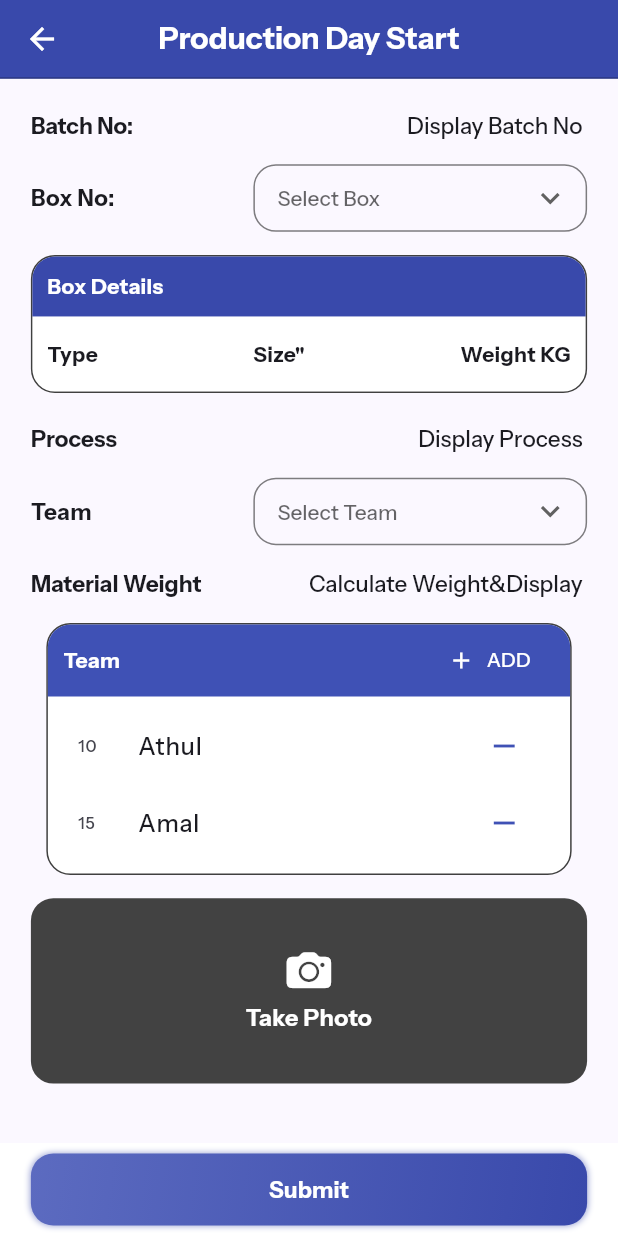
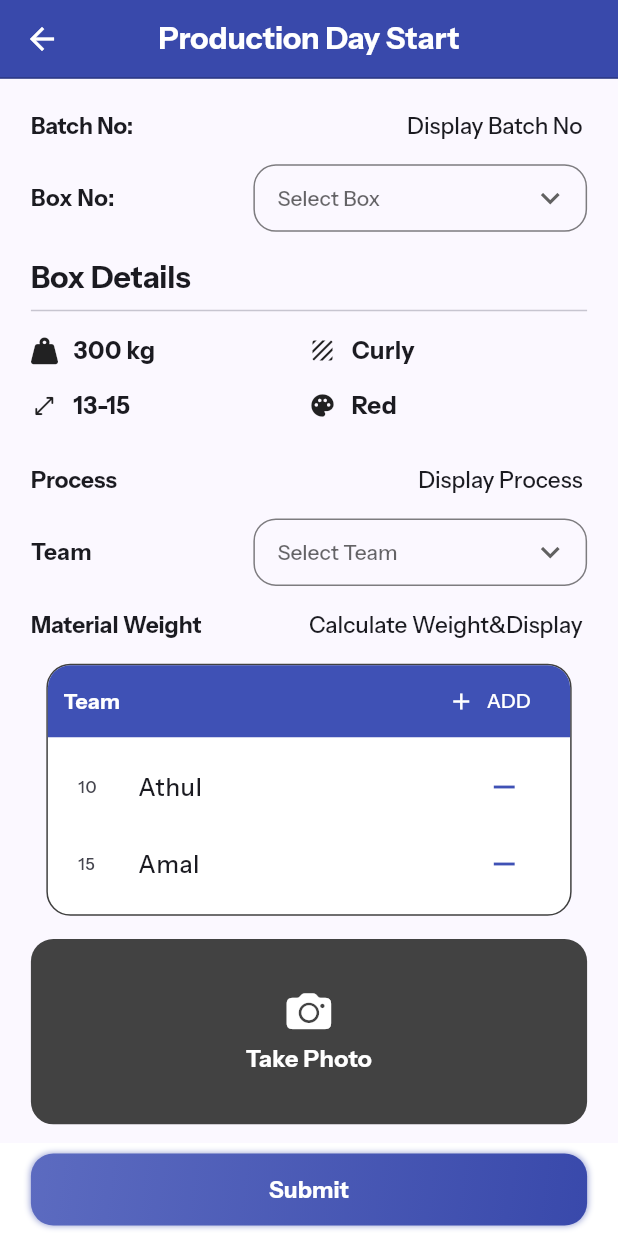
Before and after one commit to ananthuvs2000/dthexports, a Flutter app: the DayStart screen opened directly, on a phone screen of 412 x 824 dp. Run offline on Flutter 3.47's test engine with Material 2 defaults, Android fonts, the phone set to English and light mode, and no system bars; our stand-ins replace flutter_screenutil, font_awesome_flutter, get, image_picker; project files that could hold a hidden picture were left out.

Commit message:
Box info

```diff
--- a/lib/_common_widgets/box_info_display.dart
+++ b/lib/_common_widgets/box_info_display.dart
@@ -1,87 +1,107 @@
-import 'package:dth/theme/colors.dart';
-import 'package:dth/theme/layout.dart';
+import 'package:dth/_common_widgets/spacer.dart';
+import 'package:dth/theme/text_sizing.dart';
+import 'package:flutter/cupertino.dart';
 import 'package:flutter/material.dart';
+import 'package:font_awesome_flutter/font_awesome_flutter.dart';
 
 class BoxInfoDisplay extends StatelessWidget {
   const BoxInfoDisplay({
-    required this.boxNumber,
-    required this.boxType,
+    required this.title,
+    required this.boxColor,
+    required this.boxTexture,
     required this.boxSize,
     required this.boxWeight,
     super.key,
   });
-  final String boxNumber;
+  final String title;
+  final String boxColor;
   final String boxSize;
-  final String boxType;
+  final String boxTexture;
   final String boxWeight;
 
   @override
   Widget build(BuildContext context) {
-    return Container(
-      decoration: BoxDecoration(
-        border: Border.all(color: Colors.black.withOpacity(0.75)),
-        color: Colors.white.withOpacity(1),
-        borderRadius: BorderRadius.circular(globalBorderRadius + 1),
+    return Column(
+      crossAxisAlignment: CrossAxisAlignment.start,
+      children: [
+        Text(
+          title,
+          style: TextStyles.mainHeadingStyle,
         ),
-      child: Column(
+        const Divider(),
+        GridView.count(
+          padding: EdgeInsets.zero,
+          shrinkWrap: true,
+          childAspectRatio: 5,
+          crossAxisCount: 2,
           children: [
-          Container(
-            padding: const EdgeInsets.symmetric(horizontal: 10, vertical: 10),
-            decoration: BoxDecoration(
-              color: primaryColor,
-              borderRadius: const BorderRadius.only(
-                topLeft: Radius.circular(globalBorderRadius),
-                topRight: Radius.circular(globalBorderRadius),
+            Center(
+              child: InfoItem(
+                icon: FontAwesomeIcons.weightHanging,
+                label: boxWeight,
               ),
             ),
-            child: const Row(
-              children: [
-                Text(
-                  'Box Details',
-                  style: TextStyle(
-                    color: Colors.white,
-                    fontSize: 14,
-                    fontWeight: FontWeight.bold,
+            Center(
+              child: InfoItem(
+                icon: Icons.texture,
+                label: boxTexture,
+              ),
+            ),
+            Center(
+              child: InfoItem(
+                icon: CupertinoIcons.resize,
+                label: boxSize,
+              ),
+            ),
+            Center(
+              child: InfoItem(
+                icon: Icons.palette,
+                label: boxColor,
               ),
             ),
           ],
         ),
+      ],
+    );
+  }
+  // texture, weight, size, color
+}
+
+const infoTextSize = TextStyle(
+  fontSize: 16,
+  fontWeight: FontWeight.bold,
+);
+
+class InfoItem extends StatelessWidget {
+  InfoItem({
+    super.key,
+    required this.icon,
+    required this.label,
+  });
+
+  final IconData icon;
+  final String label;
+
+  @override
+  Widget build(BuildContext context) {
+    return SizedBox(
+      width: 200,
+      child: Row(
+        mainAxisSize: MainAxisSize.min,
+        crossAxisAlignment: CrossAxisAlignment.center,
+        mainAxisAlignment: MainAxisAlignment.start,
+        children: [
+          Icon(
+            icon,
+            size: 18,
           ),
-          Container(
-            padding: const EdgeInsets.symmetric(horizontal: 10),
-            decoration: BoxDecoration(
-              color: Colors.white.withOpacity(0.25),
-              borderRadius: const BorderRadius.only(
-                bottomLeft: Radius.circular(formFieldBorderRadius),
-                bottomRight: Radius.circular(formFieldBorderRadius),
-              ),
-            ),
-            height: 50,
-            child: Row(
-              mainAxisAlignment: MainAxisAlignment.spaceBetween,
-              children: [
+          wSpace(10),
           Text(
-                  boxType,
+            label,
             style: infoTextSize,
-                ),
-                Text(
-                  '$boxSize"',
-                  style: infoTextSize,
-                ),
-                Text(
-                  '$boxWeight KG',
-                  style: infoTextSize,
-                ),
-              ],
-            ),
           ),
         ],
       ),
     );
   }
 }
-
-const infoTextSize = TextStyle(
-  fontSize: 14,
-  fontWeight: FontWeight.bold,
-);
--- a/lib/screens/recycle/rcl_day_end_page.dart
+++ b/lib/screens/recycle/rcl_day_end_page.dart
@@ -38,13 +38,13 @@ class _RecycleDayEndPageState extends State<RecycleDayEndScreen> {
       _image = image;
     });
   }
+
   late CameraProvider _imageProvider;
   @override
   void initState() {
     // TODO: implement initState
     super.initState();
     _imageProvider = Provider.of<CameraProvider>(context, listen: false);
-
   }
 
   @override
@@ -53,7 +53,6 @@ class _RecycleDayEndPageState extends State<RecycleDayEndScreen> {
     super.dispose();
     Future.delayed(Duration.zero, () {
       _imageProvider.clearImage();
-
     });
   }
 
@@ -133,8 +132,9 @@ class _RecycleDayEndPageState extends State<RecycleDayEndScreen> {
                 /// Details of Stored Info Of Selected Box
                 hSpace(15),
                 const BoxInfoDisplay(
-                  boxNumber: '12134',
-                  boxType: '25425',
+                  title: 'Box Details',
+                  boxColor: '12134',
+                  boxTexture: '25425',
                   boxSize: '235245',
                   boxWeight: '355',
                 ),
@@ -178,7 +178,7 @@ class _RecycleDayEndPageState extends State<RecycleDayEndScreen> {
           ),
         ),
       ),
-      bottomNavigationBar:  BottomActionsArea(children: [
+      bottomNavigationBar: BottomActionsArea(children: [
         Expanded(
           child: PrimaryElevatedButton(
             label: 'Post',
--- a/lib/screens/recycle/rcl_day_start_page.dart
+++ b/lib/screens/recycle/rcl_day_start_page.dart
@@ -38,13 +38,13 @@ class _RecycleDayStartPageState extends State<RecycleDayStartScreen> {
       _image = image;
     });
   }
+
   late CameraProvider _imageProvider;
   @override
   void initState() {
     // TODO: implement initState
     super.initState();
     _imageProvider = Provider.of<CameraProvider>(context, listen: false);
-
   }
 
   @override
@@ -53,7 +53,6 @@ class _RecycleDayStartPageState extends State<RecycleDayStartScreen> {
     super.dispose();
     Future.delayed(Duration.zero, () {
       _imageProvider.clearImage();
-
     });
   }
 
@@ -69,9 +68,7 @@ class _RecycleDayStartPageState extends State<RecycleDayStartScreen> {
       ),
       body: SafeArea(
         child: SingleChildScrollView(
-          physics: BouncingScrollPhysics(
-
-          ),
+          physics: BouncingScrollPhysics(),
           padding: EdgeInsets.symmetric(horizontal: PageLayout.pagePaddingX),
           child: Column(
             children: [
@@ -134,8 +131,9 @@ class _RecycleDayStartPageState extends State<RecycleDayStartScreen> {
               /// Details of Stored Info Of Selected Box
               hSpace(15),
               const BoxInfoDisplay(
-                boxNumber: '111',
-                boxType: '111',
+                title: 'Box Details',
+                boxColor: '111',
+                boxTexture: '111',
                 boxSize: '111',
                 boxWeight: '111',
               ),
@@ -164,12 +162,11 @@ class _RecycleDayStartPageState extends State<RecycleDayStartScreen> {
               // End of listview
               hSpace(15),
               // Main submit button goes here
-
             ],
           ),
         ),
       ),
-      bottomNavigationBar:  BottomActionsArea(children: [
+      bottomNavigationBar: BottomActionsArea(children: [
         Expanded(
           child: PrimaryElevatedButton(
             label: 'Post',
--- a/lib/screens/standard/production/production_day_end.dart
+++ b/lib/screens/standard/production/production_day_end.dart
@@ -42,6 +42,7 @@ class _DayEndScreenState extends State<DayEndScreen> {
       _image = image;
     });
   }
+
   late CameraProvider _imageProvider;
   late AcceptPageDropDownProvider _dropDownProvider;
 
@@ -50,7 +51,6 @@ class _DayEndScreenState extends State<DayEndScreen> {
     // TODO: implement initState
     super.initState();
     _imageProvider = Provider.of<CameraProvider>(context, listen: false);
-
   }
 
   @override
@@ -59,7 +59,6 @@ class _DayEndScreenState extends State<DayEndScreen> {
     super.dispose();
     Future.delayed(Duration.zero, () {
       _imageProvider.clearImage();
-
     });
   }
 
@@ -140,7 +139,12 @@ class _DayEndScreenState extends State<DayEndScreen> {
                 hSpace(15),
 
                 const BoxInfoDisplay(
-                    boxNumber: 'No.', boxType: 'Type', boxSize: 'Size', boxWeight: 'Weight'),
+                  title: 'Box Details',
+                  boxColor: 'No.',
+                  boxTexture: 'Type',
+                  boxSize: 'Size',
+                  boxWeight: 'Weight',
+                ),
                 hSpace(15),
                 const DynamicFieldRow(label: 'Material Weight', value: 'CALCULATED'),
                 hSpace(15),
@@ -150,14 +154,12 @@ class _DayEndScreenState extends State<DayEndScreen> {
                 hSpace(15),
                 const TableWidget(),
                 hSpace(15), // end of listview
-
               ],
             ),
           ),
         ),
-
       ),
-      bottomNavigationBar:  BottomActionsArea(
+      bottomNavigationBar: BottomActionsArea(
         children: [
           SecondaryElevatedButton(
             onPressed: () {},
--- a/lib/screens/standard/production/production_day_start.dart
+++ b/lib/screens/standard/production/production_day_start.dart
@@ -33,7 +33,6 @@ class _DayStartState extends State<DayStart> {
     // TODO: implement initState
     super.initState();
     _imageProvider = Provider.of<CameraProvider>(context, listen: false);
-
   }
 
   @override
@@ -42,7 +41,6 @@ class _DayStartState extends State<DayStart> {
     super.dispose();
     Future.delayed(Duration.zero, () {
       _imageProvider.clearImage();
-
     });
   }
 
@@ -59,9 +57,10 @@ class _DayStartState extends State<DayStart> {
       ),
       body: SafeArea(
         child: SingleChildScrollView(
-          physics: BouncingScrollPhysics(),
+          physics: const BouncingScrollPhysics(),
           padding: EdgeInsets.symmetric(horizontal: PageLayout.pagePaddingX),
           child: Column(
+            crossAxisAlignment: CrossAxisAlignment.center,
             children: [
               hSpace(20),
               const DynamicFieldRow(label: 'Batch No:', value: 'Display Batch No'),
@@ -85,8 +84,14 @@ class _DayStartState extends State<DayStart> {
                 },
               ),
               hSpace(15),
+
               const BoxInfoDisplay(
-                  boxNumber: 'No.', boxType: 'Type', boxSize: 'Size', boxWeight: 'Weight'),
+                title: 'Box Details',
+                boxColor: 'Red',
+                boxTexture: 'Curly',
+                boxSize: '13-15',
+                boxWeight: '300 kg',
+              ),
               const SizedBox(height: 20),
               const DynamicFieldRow(label: 'Process', value: 'Display Process'),
               hSpace(15),
@@ -107,8 +112,7 @@ class _DayStartState extends State<DayStart> {
               ),
 
               hSpace(15),
-              const DynamicFieldRow(
-                  label: 'Material Weight', value: 'Calculate Weight&Display'),
+              const DynamicFieldRow(label: 'Material Weight', value: 'Calculate Weight&Display'),
               hSpace(15),
               TeamManagerWidget(
                 editable: true,
@@ -167,12 +171,11 @@ class _DayStartState extends State<DayStart> {
               hSpace(10),
 
               // End of listview
-
             ],
           ),
         ),
       ),
-      bottomNavigationBar:     BottomActionsArea(
+      bottomNavigationBar: BottomActionsArea(
         children: [
           Expanded(
             child: PrimaryElevatedButton(
--- a/pubspec.yaml
+++ b/pubspec.yaml
@@ -43,6 +43,7 @@ dependencies:
   flutter_screenutil: ^5.9.0
   image_picker: ^1.0.4
   multipart: ^0.1.2
+  font_awesome_flutter: ^10.6.0
 
 dev_dependencies:
   flutter_test:
```
Also changed, not shown: pubspec.lock. Lines whose indentation alone changed are shown as unchanged.
